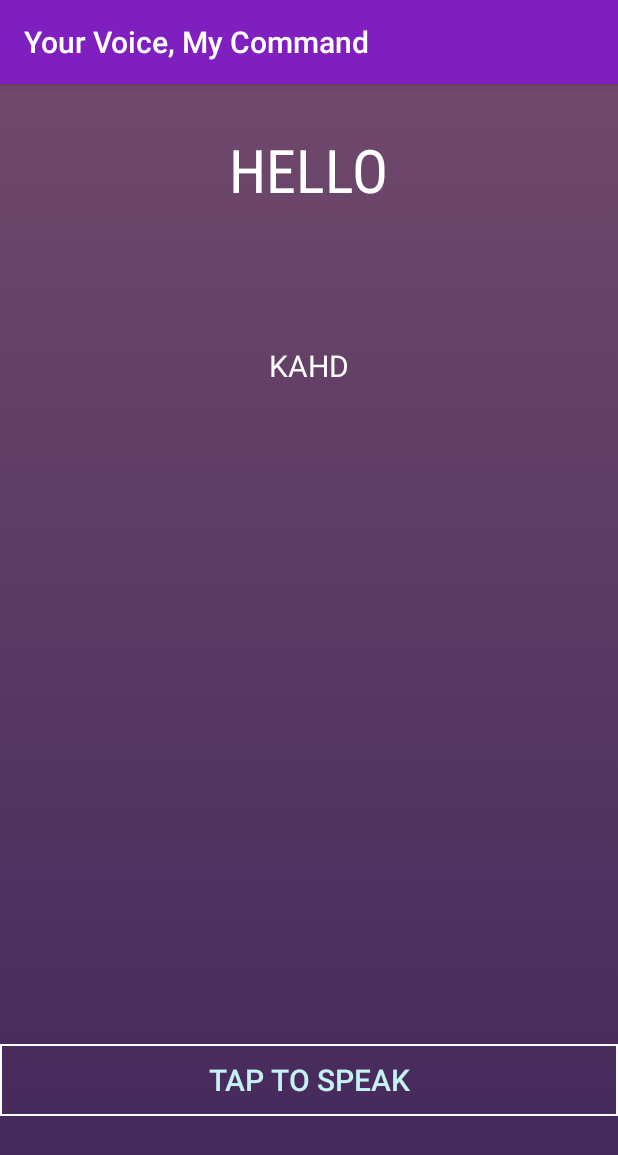
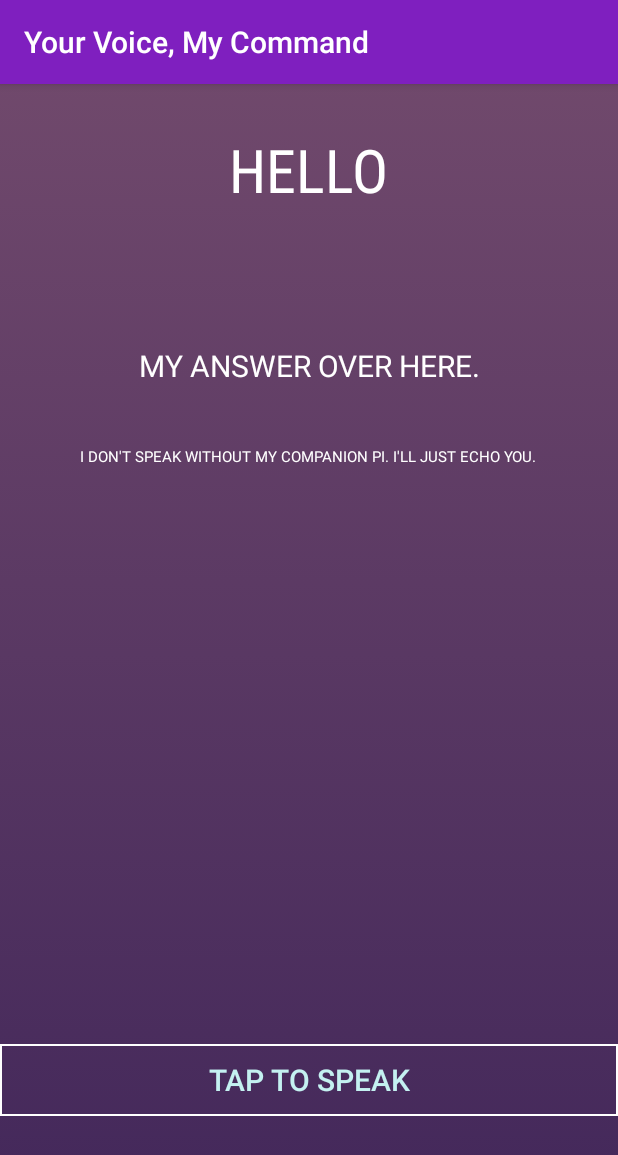
Before and after one commit to deydebaditya/Elektouch, an Android app: the SpeechRecogActivity screen opened directly, with no data from a screen before it, on a phone screen of 412 x 824 dp. Shown: the top 1155 px of the screen. Run offline under Robolectric (Android 15) with nearby library versions, the phone set to English and light mode, and no system bars; network calls fail.

Commit message:
UI Imporvements and bugfixes

```diff
--- a/app/src/main/java/com/deba/elektouch/FansActivity.java
+++ b/app/src/main/java/com/deba/elektouch/FansActivity.java
@@ -25,7 +25,7 @@ public class FansActivity extends AppCompatActivity {
     Switch fans;
     SeekBar regulator;
     String regulate;
-    com.deba.elektouch.FansActivity.Client client=new com.deba.elektouch.FansActivity.Client("192.168.13.165");
+    com.deba.elektouch.FansActivity.Client client=new com.deba.elektouch.FansActivity.Client("192.168.100.142");
     @Override
     protected void onCreate(@Nullable Bundle savedInstanceState) {
         super.onCreate(savedInstanceState);
--- a/app/src/main/java/com/deba/elektouch/LightsActivity.java
+++ b/app/src/main/java/com/deba/elektouch/LightsActivity.java
@@ -25,7 +25,7 @@ public class LightsActivity extends AppCompatActivity {
     SeekBar regulator;
     String regulate;
 //    Bundle getClient;
-    com.deba.elektouch.LightsActivity.Client client=new com.deba.elektouch.LightsActivity.Client("192.168.13.165");
+    com.deba.elektouch.LightsActivity.Client client=new com.deba.elektouch.LightsActivity.Client("192.168.100.142");
     @Override
     protected void onCreate(@Nullable Bundle savedInstanceState) {
         super.onCreate(savedInstanceState);
--- a/app/src/main/java/com/deba/elektouch/SpeechRecogActivity.java
+++ b/app/src/main/java/com/deba/elektouch/SpeechRecogActivity.java
@@ -26,13 +26,14 @@ import java.util.Locale;
 
 public class SpeechRecogActivity extends AppCompatActivity {
 
-    TextView reply;
+    TextView reply,replyhint;
 
     @Override
     protected void onCreate(@Nullable Bundle savedInstanceState) {
         super.onCreate(savedInstanceState);
         setContentView(R.layout.activity_elek);
         reply=(TextView)findViewById(R.id.resultText);
+        replyhint=(TextView)findViewById(R.id.resultText_hint);
     }
     public void setButtonclick(View view) {
         if (view.getId() == R.id.speech)
@@ -58,7 +59,7 @@ public class SpeechRecogActivity extends AppCompatActivity {
                     ArrayList<String> string_result = i.getStringArrayListExtra(RecognizerIntent.EXTRA_RESULTS);
                     reply.setText(string_result.get(0));
                     input=string_result.get(0);
-                    AI child= new AI(this);
+                    AI child= new AI(this,replyhint);
                     child.execute(input);
                 }
                 break;
--- a/app/src/main/res/layout/content_elek.xml
+++ b/app/src/main/res/layout/content_elek.xml
@@ -24,9 +24,8 @@
     <TextView
         android:layout_width="wrap_content"
         android:layout_height="wrap_content"
-        android:maxLines="1"
-        android:singleLine="true"
-        android:text="kahd"
+        android:textAlignment="center"
+        android:text="My answer over here."
         android:textColor="#ffffff"
         android:textAllCaps="true"
         android:layout_below="@+id/helloText"
@@ -34,6 +33,18 @@
         android:layout_centerHorizontal="true"
         android:textSize="20dp"
         android:id="@+id/resultText"/>
+    <TextView
+        android:layout_width="wrap_content"
+        android:layout_height="wrap_content"
+        android:textAlignment="center"
+        android:text="I don't speak without my companion Pi. I'll just echo you."
+        android:textColor="#ffffff"
+        android:textAllCaps="true"
+        android:layout_below="@+id/resultText"
+        android:layout_marginTop="40dp"
+        android:layout_centerHorizontal="true"
+        android:textSize="10dp"
+        android:id="@+id/resultText_hint"/>
     <Button
         android:layout_width="match_parent"
         android:layout_height="wrap_content"
```
Also changed, not shown: app/src/main/java/com/deba/elektouch/AI.java (+14 -6 lines), app/src/main/java/com/deba/elektouch/AI_actual.java (+8 -3 lines), app/src/main/java/com/deba/elektouch/MainActivity.java (+8 -1 lines), app/src/main/java/com/deba/elektouch/ResetPasswordActivity.java (+60 -0 lines), app/src/main/java/com/deba/elektouch/SignUpActivity.java (+6 -7 lines), app/src/main/res/layout/content_devicepage.xml (+41 -0 lines), app/src/main/res/layout/content_resetpass.xml (+17 -3 lines), app/src/main/res/drawable/ai.png (added), app/src/main/res/drawable/bulb.png (added), app/src/main/res/drawable/fan_icon.png (added), app/src/main/res/drawable/mic.png (added).
